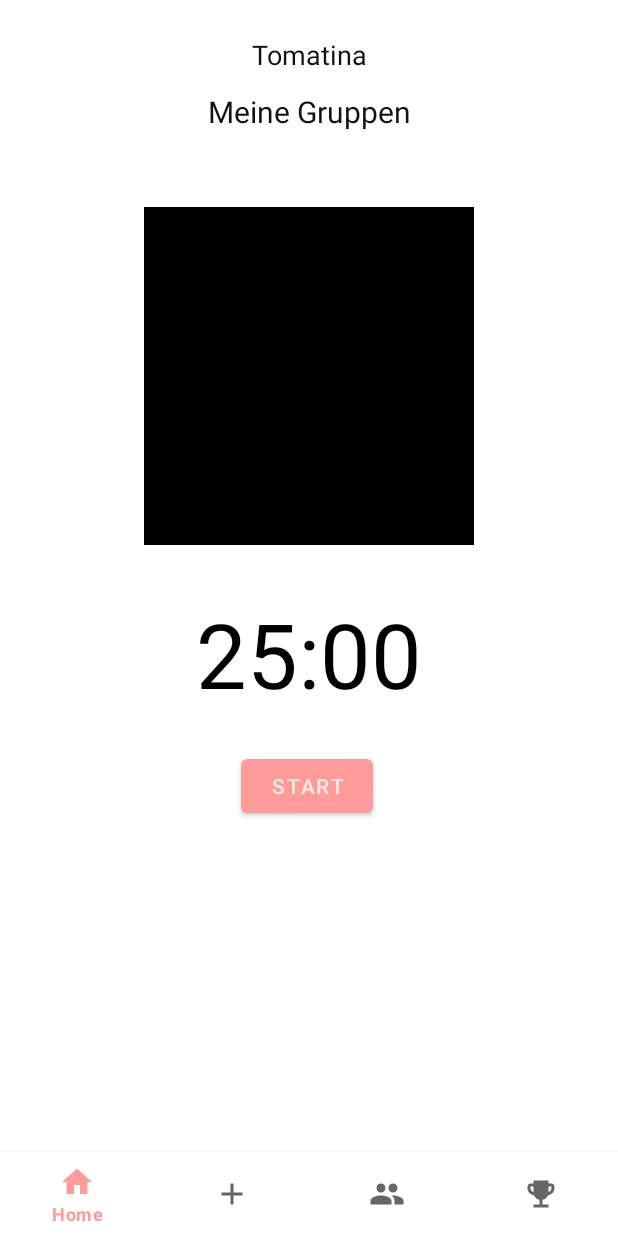
After one commit to msd19tomatina/tomatina-native, an Android app: the TimerFragment screen opened through its navigation route, on a phone screen of 412 x 824 dp. The commit adds this screen. Run offline under Robolectric (Android 15) with nearby library versions, the phone set to English and light mode, and no system bars; our stand-ins replace navigation-ui.

Commit message:
navigation to Timer screen

```diff
--- a/app/src/main/java/com/example/tomatina/ui/home/HomeFragment.java
+++ b/app/src/main/java/com/example/tomatina/ui/home/HomeFragment.java
@@ -1,9 +1,11 @@
 package com.example.tomatina.ui.home;
 
 import android.os.Bundle;
+import android.util.Log;
 import android.view.LayoutInflater;
 import android.view.View;
 import android.view.ViewGroup;
+import android.widget.AdapterView;
 import android.widget.ArrayAdapter;
 import android.widget.TextView;
 import android.widget.ListView;
@@ -13,6 +15,8 @@ import androidx.annotation.Nullable;
 import androidx.fragment.app.Fragment;
 import androidx.lifecycle.Observer;
 import androidx.lifecycle.ViewModelProvider;
+import androidx.navigation.Navigation;
+import androidx.navigation.fragment.NavHostFragment;
 
 import com.example.tomatina.R;
 
@@ -43,6 +47,14 @@ public class HomeFragment extends Fragment {
         );
 
         lw.setAdapter(listViewAdapter);
+        lw.setOnItemClickListener(new AdapterView.OnItemClickListener() {
+
+            @Override
+            public void onItemClick(AdapterView<?> arg0, View arg1, int arg2,
+                                    long arg3) {
+                Navigation.findNavController(arg1).navigate(R.id.navigation_timer);
+            }
+        } );
 
 
         return root;
--- /dev/null
+++ b/app/src/main/java/com/example/tomatina/ui/timer/TimerFragment.java
@@ -0,0 +1,119 @@
+package com.example.tomatina.ui.timer;
+
+import androidx.lifecycle.ViewModelProvider;
+
+import android.os.Bundle;
+
+import androidx.annotation.NonNull;
+import androidx.annotation.Nullable;
+import androidx.fragment.app.Fragment;
+
+import android.os.CountDownTimer;
+import android.view.LayoutInflater;
+import android.view.View;
+import android.view.ViewGroup;
+import android.widget.Button;
+import android.widget.TextView;
+
+import com.example.tomatina.R;
+
+import java.util.Locale;
+
+public class TimerFragment extends Fragment {
+
+    private static final long START_TIME_IN_MILLIS = 1500000;
+
+    private TextView mTextViewCountDown;
+    private Button mButtonStartPause;
+
+
+    private CountDownTimer mCountDownTimer;
+
+    private boolean mTimerRunning;
+
+    private long mTimeLeftInMillis = START_TIME_IN_MILLIS;
+
+    public TimerFragment() {
+    }
+
+    public TimerFragment(TextView mTextViewCountDown, Button mButtonStartPause) {
+        this.mTextViewCountDown = mTextViewCountDown;
+        this.mButtonStartPause = mButtonStartPause;
+    }
+
+    public static TimerFragment newInstance() {
+        return new TimerFragment();
+    }
+
+    private TimerViewModel mViewModel;
+
+    @Override
+    public View onCreateView(@NonNull LayoutInflater inflater, @Nullable ViewGroup container,
+                             @Nullable Bundle savedInstanceState) {
+        View view = inflater.inflate(R.layout.fragment_timer, container, false);
+
+
+        mTextViewCountDown = view.findViewById(R.id.text_view_countdown);
+        mButtonStartPause = view.findViewById(R.id.button_start_pause);
+
+
+        mButtonStartPause.setOnClickListener(v -> {
+            if (mTimerRunning) {
+                pauseTimer();
+            } else {
+                startTimer();
+            }
+        });
+        return view;
+    }
+
+    @Override
+    public void onActivityCreated(@Nullable Bundle savedInstanceState) {
+        super.onActivityCreated(savedInstanceState);
+        mViewModel = new ViewModelProvider(this).get(TimerViewModel.class);
+        // TODO: Use the ViewModel
+    }
+
+
+
+
+    private void startTimer() {
+        mCountDownTimer = new CountDownTimer(mTimeLeftInMillis, 1000) {
+            @Override
+            public void onTick(long millisUntilFinished) {
+                mTimeLeftInMillis = millisUntilFinished;
+                updateCountDownText();
+            }
+
+            @Override
+            public void onFinish() {
+                mTimerRunning = false;
+                mButtonStartPause.setText("Start");
+
+            }
+        }.start();
+
+        mTimerRunning = true;
+        mButtonStartPause.setText("Stop");
+
+    }
+
+    private void pauseTimer() {
+        mCountDownTimer.cancel();
+        mTimerRunning = false;
+        mTimeLeftInMillis = START_TIME_IN_MILLIS;
+        mButtonStartPause.setText("Neu beginnen");
+
+    }
+
+
+    public void updateCountDownText() {
+        int minutes = (int) (mTimeLeftInMillis / 1000) / 60;
+        int seconds = (int) mTimeLeftInMillis / 1000 % 60;
+
+        // Convert to a Time String --
+        String timeLeftFormatted = String.format(Locale.getDefault(), "%02d:%02d", minutes, seconds);
+
+        mTextViewCountDown.setText(timeLeftFormatted);
+    }
+}
--- /dev/null
+++ b/app/src/main/java/com/example/tomatina/ui/timer/TimerViewModel.java
@@ -0,0 +1,7 @@
+package com.example.tomatina.ui.timer;
+
+import androidx.lifecycle.ViewModel;
+
+public class TimerViewModel extends ViewModel {
+    // TODO: Implement the ViewModel
+}
--- a/app/src/main/res/layout/fragment_timer.xml
+++ b/app/src/main/res/layout/fragment_timer.xml
@@ -1,6 +1,67 @@
 <?xml version="1.0" encoding="utf-8"?>
-<androidx.constraintlayout.widget.ConstraintLayout
-    xmlns:android="http://schemas.android.com/apk/res/android" android:layout_width="match_parent"
-    android:layout_height="match_parent">
 
+<androidx.constraintlayout.widget.ConstraintLayout xmlns:android="http://schemas.android.com/apk/res/android"
+    xmlns:app="http://schemas.android.com/apk/res-auto"
+    xmlns:tools="http://schemas.android.com/tools"
+    android:layout_width="match_parent"
+    android:layout_height="match_parent"
+    tools:context=".ui.join.JoinFragment">
+
+
+    <TextView
+        android:id="@+id/textView3"
+        android:layout_width="wrap_content"
+        android:layout_height="wrap_content"
+        android:layout_marginTop="24dp"
+        android:text="@string/app_name"
+        android:textColor="#121212"
+        android:textSize="18sp"
+        app:layout_constraintEnd_toEndOf="parent"
+        app:layout_constraintStart_toStartOf="parent"
+        app:layout_constraintTop_toTopOf="parent" />
+
+    <TextView
+        android:id="@+id/textView4"
+        android:layout_width="wrap_content"
+        android:layout_height="wrap_content"
+        android:layout_marginTop="12dp"
+        android:text="Meine Gruppen"
+        android:textColor="#FF121212"
+        android:textSize="20sp"
+        app:layout_constraintEnd_toEndOf="parent"
+        app:layout_constraintStart_toStartOf="parent"
+        app:layout_constraintTop_toBottomOf="@+id/textView3" />
+
+    <TextView
+        android:id="@+id/text_view_countdown"
+        android:layout_width="wrap_content"
+        android:layout_height="wrap_content"
+        android:layout_marginTop="32dp"
+        android:text="25:00"
+        android:textColor="@android:color/black"
+        android:textSize="60sp"
+        app:layout_constraintEnd_toEndOf="parent"
+        app:layout_constraintStart_toStartOf="parent"
+        app:layout_constraintTop_toBottomOf="@+id/users" />
+
+    <Button
+        android:id="@+id/button_start_pause"
+        android:layout_width="wrap_content"
+        android:layout_height="wrap_content"
+        android:layout_marginTop="24dp"
+        android:text="start"
+        app:layout_constraintEnd_toEndOf="@+id/text_view_countdown"
+        app:layout_constraintHorizontal_bias="0.483"
+        app:layout_constraintStart_toStartOf="@+id/text_view_countdown"
+        app:layout_constraintTop_toBottomOf="@+id/text_view_countdown" />
+
+    <ListView
+        android:id="@+id/users"
+        android:layout_width="220dp"
+        android:layout_height="225dp"
+        android:layout_marginTop="50dp"
+        android:background="@color/black"
+        app:layout_constraintEnd_toEndOf="parent"
+        app:layout_constraintStart_toStartOf="parent"
+        app:layout_constraintTop_toBottomOf="@+id/textView4" />
 </androidx.constraintlayout.widget.ConstraintLayout>
--- a/app/src/main/res/navigation/mobile_navigation.xml
+++ b/app/src/main/res/navigation/mobile_navigation.xml
@@ -9,7 +9,11 @@
         android:id="@+id/navigation_home"
         android:name="com.example.tomatina.ui.home.HomeFragment"
         android:label="@string/title_home"
-        tools:layout="@layout/fragment_home" />
+        tools:layout="@layout/fragment_home" >
+        <action
+            android:id="@+id/action_navigation_home_to_navigation_timer"
+            app:destination="@id/navigation_timer" />
+    </fragment>
 
     <fragment
         android:id="@+id/navigation_dashboard"
@@ -22,4 +26,10 @@
         android:name="com.example.tomatina.ui.join.JoinFragment"
         android:label="@string/title_joinGroup"
         tools:layout="@layout/fragment_join" />
+
+    <fragment
+        android:id="@+id/navigation_timer"
+        android:name="com.example.tomatina.ui.timer.TimerFragment"
+        android:label="Timer"
+        tools:layout="@layout/fragment_timer" />
 </navigation>
```
Also changed, not shown: app/src/main/java/com/example/tomatina/MainActivity.java (+0 -73 lines), app/src/main/res/layout/activity_main.xml (+2 -19 lines).
